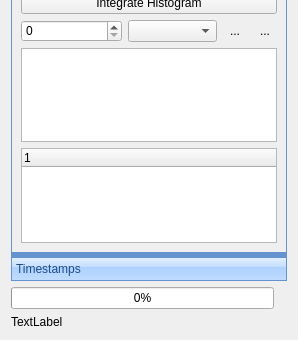
This is ui/ScanControlUi.ui in MonroeQuantumNetworks/IonControl as Qt 5 draws it before an edit; both pictures show x 0 to 298 and y 169 to 509 of the 298 by 509 pixel window. The edited form follows.
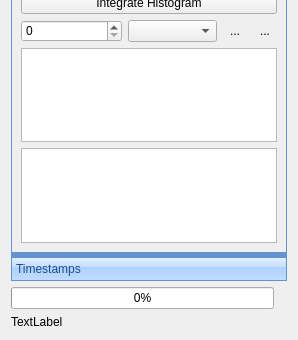
This is the edited form. The open tabs and pages were chosen to show the change. Icons and pictures are not drawn. Custom widgets are drawn as their Qt base class.

The edit to the form file:
```diff
--- a/ui/ScanControlUi.ui
+++ b/ui/ScanControlUi.ui
@@ -371,8 +371,8 @@
        <rect>
         <x>0</x>
         <y>0</y>
-        <width>241</width>
-        <height>275</height>
+        <width>274</width>
+        <height>330</height>
        </rect>
       </property>
       <attribute name="label">
@@ -425,6 +425,9 @@
        </item>
        <item row="6" column="0" colspan="4">
         <widget class="ParameterTree" name="evalParamTreeWidget">
+         <attribute name="headerVisible">
+          <bool>false</bool>
+         </attribute>
          <column>
           <property name="text">
            <string notr="true">1</string>
```
Left out of the diff: 6 changed lines with no effect on the pictures.
